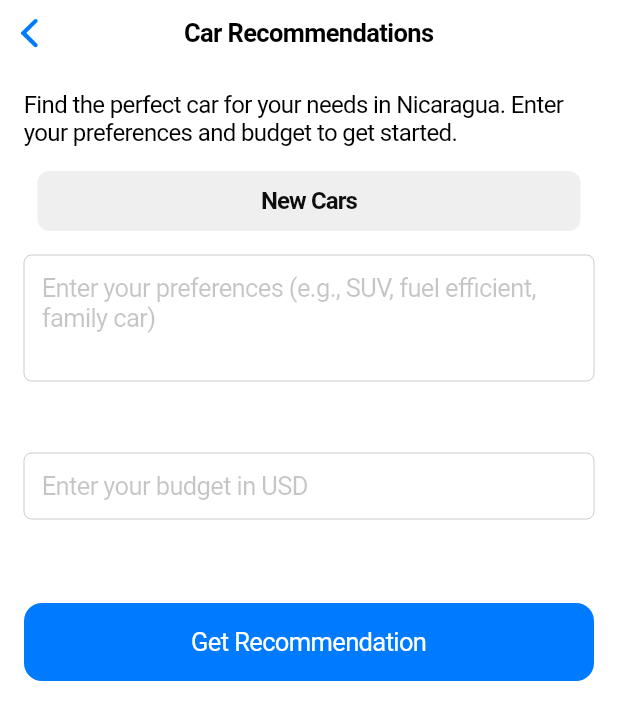
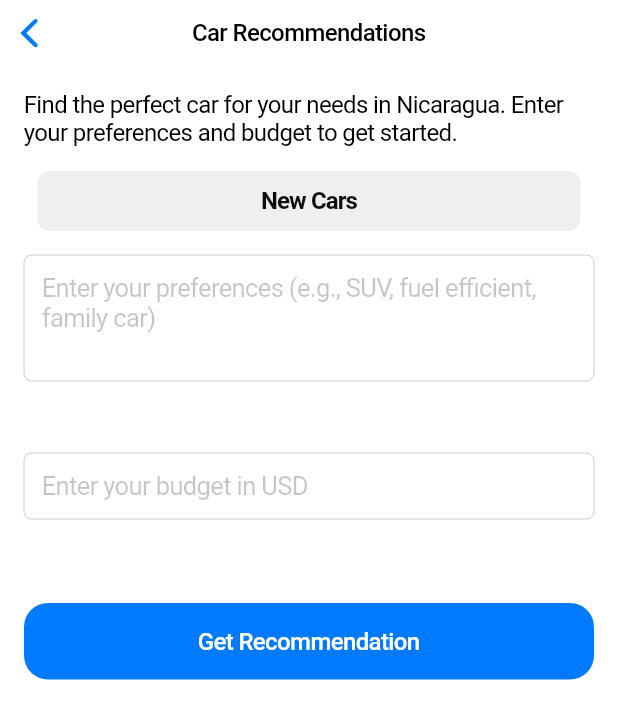
Before and after one commit to manuelduarte077/flutter_generative_ai, a Flutter app: the RecommendationPage screen opened directly, on a phone screen of 412 x 824 dp. Shown: the top 720 px of the screen. Run offline on Flutter 3.47's test engine with Material 3 defaults, Android fonts, the phone set to English and light mode, and no system bars; our stand-ins replace drift, flutter_dotenv, flutter_gemini, google_generative_ai, image_cropper, image_picker and 1 more; accounts and stored records are empty; generated files the repository leaves out were written again.

Commit message:
style: improve UI of RecommendationPage with enhanced text styling

```diff
--- a/vehicle_recognition/lib/screens/recommendation_page.dart
+++ b/vehicle_recognition/lib/screens/recommendation_page.dart
@@ -67,7 +67,13 @@ class _RecommendationPageState extends State<RecommendationPage> {
       onTap: () => FocusManager.instance.primaryFocus?.unfocus(),
       child: CupertinoPageScaffold(
         navigationBar: const CupertinoNavigationBar(
-          middle: Text('Car Recommendations'),
+          middle: Text(
+            'Car Recommendations',
+            style: TextStyle(
+              fontSize: 16,
+              fontWeight: FontWeight.w500,
+            ),
+          ),
         ),
         child: SafeArea(
           child: SingleChildScrollView(
@@ -82,7 +88,6 @@ class _RecommendationPageState extends State<RecommendationPage> {
                     'Find the perfect car for your needs in Nicaragua. Enter your preferences and budget to get started.',
                     style: TextStyle(
                       fontSize: 16,
-                      color: CupertinoColors.label,
                     ),
                   ),
 
@@ -102,7 +107,6 @@ class _RecommendationPageState extends State<RecommendationPage> {
                                 style: const TextStyle(
                                   fontSize: 16,
                                   fontWeight: FontWeight.bold,
-                                  color: CupertinoColors.label,
                                 ),
                               ),
                             ))
@@ -128,8 +132,17 @@ class _RecommendationPageState extends State<RecommendationPage> {
                   ),
                   const SizedBox(height: 24),
                   CupertinoButton.filled(
+                    borderRadius: BorderRadius.circular(16),
+                    padding: const EdgeInsets.symmetric(vertical: 16),
                     onPressed: _getRecommendation,
-                    child: const Text('Get Recommendation'),
+                    child: const Text(
+                      'Get Recommendation',
+                      style: TextStyle(
+                        fontSize: 16,
+                        fontWeight: FontWeight.w500,
+                        color: CupertinoColors.white,
+                      ),
+                    ),
                   ),
                   const SizedBox(height: 24),
                   if (_isLoading)
```
